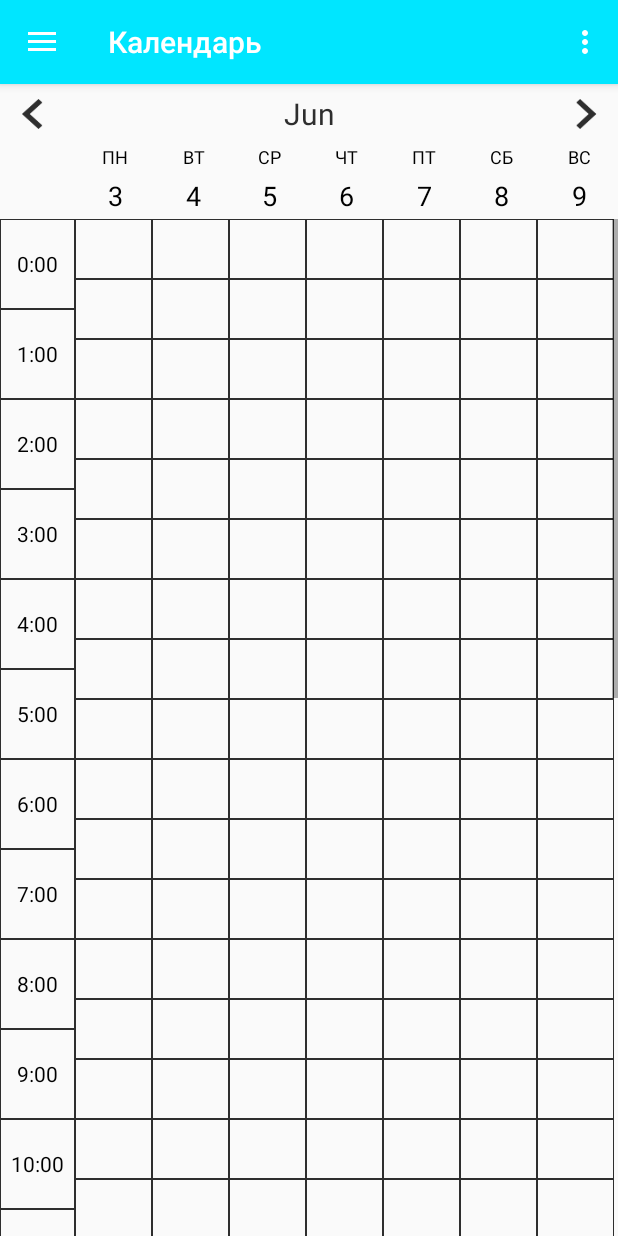
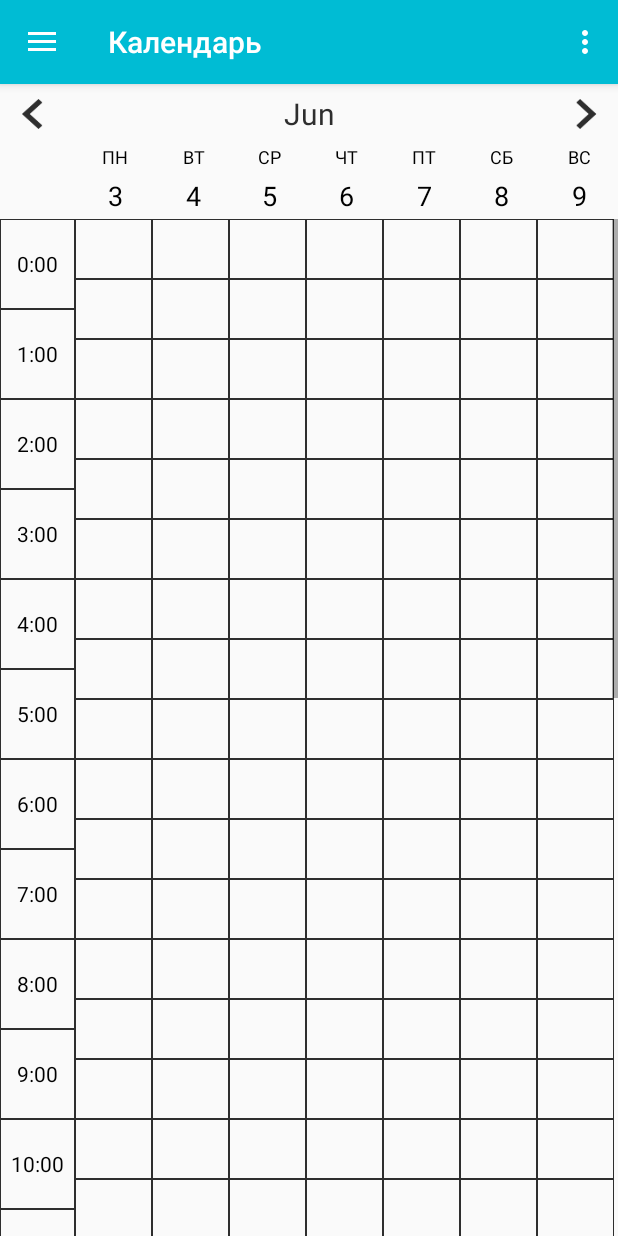
Before and after one commit to RoyalStorm/android-task-manager, an Android app: the screen it shows after launch (MainActivity), in the side drawer, after a tap on "Неделя", on a phone screen of 412 x 824 dp. Run offline under Robolectric (Android 15) with nearby library versions, the light colour scheme and no system bars; libraries missing offline, so code that uses them is left out: com.applandeo.materialcalendarview; 3 statements that could not run were skipped.

Commit message:
Layout changes

```diff
--- a/app/src/main/java/com/github/royalstorm/android_task_manager/fragment/MonthFragment.java
+++ b/app/src/main/java/com/github/royalstorm/android_task_manager/fragment/MonthFragment.java
@@ -74,16 +74,5 @@ public class MonthFragment extends Fragment {
     public void onResume() {
         super.onResume();
         showTasks();
-
-        EventService eventService = new EventService();
-
-        EventPattern[] eventPatterns = new EventPattern[0];
-
-        Event event = new Event("ANOTHER ONE ANDROID", "HOME", "TEST", 1, eventPatterns, "TEST");
-
-        //eventService.getAll();
-        //eventService.save(event);
-        //eventService.update(12, event);
-        //eventService.delete(15);
     }
 }
--- /dev/null
+++ b/app/src/main/res/drawable/ic_sharing.xml
@@ -0,0 +1,9 @@
+<vector xmlns:android="http://schemas.android.com/apk/res/android"
+        android:width="24dp"
+        android:height="24dp"
+        android:viewportWidth="24.0"
+        android:viewportHeight="24.0">
+    <path
+        android:fillColor="#FF000000"
+        android:pathData="M18,16.08c-0.76,0 -1.44,0.3 -1.96,0.77L8.91,12.7c0.05,-0.23 0.09,-0.46 0.09,-0.7s-0.04,-0.47 -0.09,-0.7l7.05,-4.11c0.54,0.5 1.25,0.81 2.04,0.81 1.66,0 3,-1.34 3,-3s-1.34,-3 -3,-3 -3,1.34 -3,3c0,0.24 0.04,0.47 0.09,0.7L8.04,9.81C7.5,9.31 6.79,9 6,9c-1.66,0 -3,1.34 -3,3s1.34,3 3,3c0.79,0 1.5,-0.31 2.04,-0.81l7.12,4.16c-0.05,0.21 -0.08,0.43 -0.08,0.65 0,1.61 1.31,2.92 2.92,2.92 1.61,0 2.92,-1.31 2.92,-2.92s-1.31,-2.92 -2.92,-2.92z"/>
+</vector>
--- a/app/src/main/res/drawable/navigate_next.xml
+++ /dev/null
@@ -1,12 +0,0 @@
-<?xml version="1.0" encoding="utf-8"?><!-- Put your color for ripple effect -->
-<ripple xmlns:android="http://schemas.android.com/apk/res/android"
-    android:color="@color/burgundy">
-    <item android:id="@android:id/mask">
-        <shape android:shape="oval">
-            <!-- Color not displayed,just to tell ripple about the bounds -->
-            <solid android:color="@android:color/black" />
-        </shape>
-    </item>
-    <!-- And your drawable -->
-    <item android:drawable="@drawable/ic_navigate_next" />
-</ripple>
--- a/app/src/main/res/drawable/navigate_prev.xml
+++ /dev/null
@@ -1,12 +0,0 @@
-<?xml version="1.0" encoding="utf-8"?><!-- Put your color for ripple effect -->
-<ripple xmlns:android="http://schemas.android.com/apk/res/android"
-    android:color="@color/burgundy">
-    <item android:id="@android:id/mask">
-        <shape android:shape="oval">
-            <!-- Color not displayed,just to tell ripple about the bounds -->
-            <solid android:color="@android:color/black" />
-        </shape>
-    </item>
-    <!-- And your drawable -->
-    <item android:drawable="@drawable/ic_navigate_before" />
-</ripple>
--- a/app/src/main/res/layout/fragment_day.xml
+++ b/app/src/main/res/layout/fragment_day.xml
@@ -19,7 +19,7 @@
                 android:layout_width="match_parent"
                 android:layout_height="match_parent"
                 android:layout_weight="4.2"
-                android:background="@drawable/navigate_prev"
+                android:background="@drawable/ic_navigate_before"
                 android:gravity="center" />
 
             <TextView
@@ -36,7 +36,7 @@
                 android:layout_width="match_parent"
                 android:layout_height="match_parent"
                 android:layout_weight="4.2"
-                android:background="@drawable/navigate_next"
+                android:background="@drawable/ic_navigate_next"
                 android:gravity="center" />
         </LinearLayout>
 
--- a/app/src/main/res/layout/fragment_week.xml
+++ b/app/src/main/res/layout/fragment_week.xml
@@ -26,7 +26,7 @@
                     android:layout_width="match_parent"
                     android:layout_height="match_parent"
                     android:layout_weight="4.2"
-                    android:background="@drawable/navigate_prev"
+                    android:background="@drawable/ic_navigate_before"
                     android:gravity="center" />
 
                 <TextView
@@ -44,7 +44,7 @@
                     android:layout_width="match_parent"
                     android:layout_height="match_parent"
                     android:layout_weight="4.2"
-                    android:background="@drawable/navigate_next"
+                    android:background="@drawable/ic_navigate_next"
                     android:gravity="center" />
             </LinearLayout>
 
--- a/app/src/main/res/menu/drawer_menu.xml
+++ b/app/src/main/res/menu/drawer_menu.xml
@@ -2,9 +2,9 @@
 <menu xmlns:android="http://schemas.android.com/apk/res/android"
     xmlns:app="http://schemas.android.com/apk/res-auto"
     xmlns:tools="http://schemas.android.com/tools"
-    tools:showIn="navigation_view"
     app:itemIconTint="@color/burgundy"
-    app:itemTextColor="@color/burgundy">
+    app:itemTextColor="@color/burgundy"
+    tools:showIn="navigation_view">
 
     <group android:checkableBehavior="single">
         <item
@@ -23,4 +23,13 @@
             android:title="Месяц" />
     </group>
 
+    <item android:title="Настройки прав доступа">
+        <menu>
+            <item
+                android:id="@+id/nav_share"
+                android:icon="@drawable/ic_sharing"
+                android:title="Права доступа" />
+        </menu>
+    </item>
+
 </menu>
--- a/app/src/main/res/values/colors.xml
+++ b/app/src/main/res/values/colors.xml
@@ -1,8 +1,8 @@
 <?xml version="1.0" encoding="utf-8"?>
 <resources>
-    <color name="colorPrimary">#00e6ff</color>
-    <color name="colorPrimaryDark">#00bcd4</color>
-    <color name="colorAccent">#fd1d1d</color>
+    <color name="colorPrimary">#00bcd4 </color>
+    <color name="colorPrimaryDark">#009688 </color>
+    <color name="colorAccent">#ffb300 </color>
 
     <color name="burgundy">#e91e63</color>
     <color name="elegant_color">#2e2e2e</color>
```
Also changed, not shown: app/src/main/res/layout/event_item.xml (+5 -5 lines), app/src/main/res/layout/events_fragment.xml (added, +9 -0 lines).
